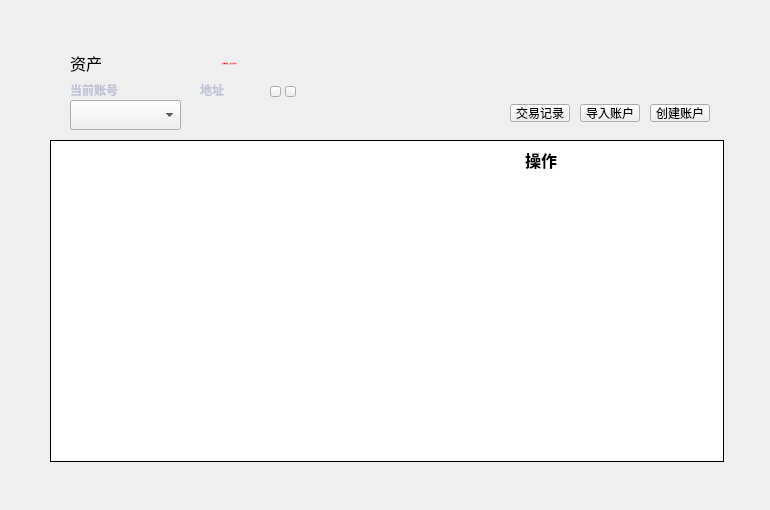
This is LNKWallet/mainpage.ui in HcashOrg/hx-indicator as Qt 5 draws it before an edit. The edited form follows.
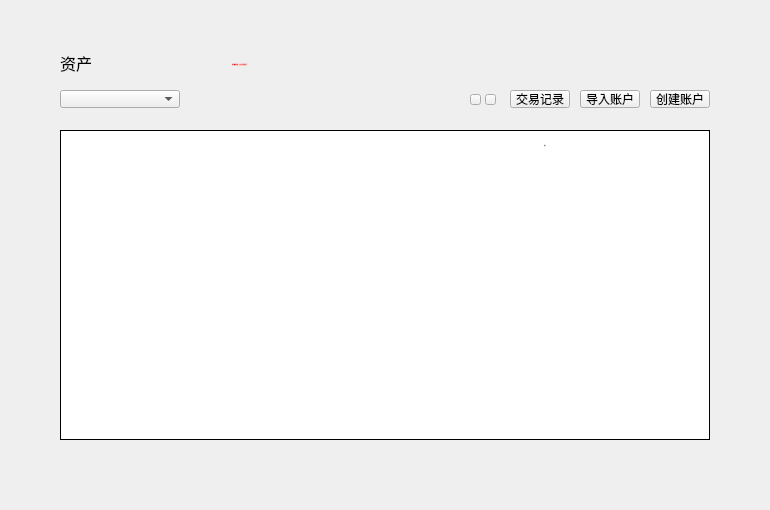
This is the edited form. Icons and pictures are not drawn.

```diff
--- a/LNKWallet/mainpage.ui
+++ b/LNKWallet/mainpage.ui
@@ -26,7 +26,7 @@
   <widget class="QLabel" name="title_label">
    <property name="geometry">
     <rect>
-     <x>70</x>
+     <x>60</x>
      <y>50</y>
      <width>120</width>
      <height>26</height>
@@ -52,7 +52,7 @@
    <property name="geometry">
     <rect>
      <x>650</x>
-     <y>104</y>
+     <y>90</y>
      <width>60</width>
      <height>18</height>
     </rect>
@@ -81,10 +81,10 @@
   <widget class="QTableWidget" name="accountTableWidget">
    <property name="geometry">
     <rect>
-     <x>50</x>
-     <y>140</y>
-     <width>674</width>
-     <height>322</height>
+     <x>60</x>
+     <y>130</y>
+     <width>650</width>
+     <height>310</height>
     </rect>
    </property>
    <property name="cursor" stdset="0">
@@ -195,7 +195,7 @@
    <property name="geometry">
     <rect>
      <x>580</x>
-     <y>104</y>
+     <y>90</y>
      <width>60</width>
      <height>18</height>
     </rect>
@@ -224,8 +224,8 @@
   <widget class="QToolButton" name="copyBtn">
    <property name="geometry">
     <rect>
-     <x>270</x>
-     <y>86</y>
+     <x>470</x>
+     <y>94</y>
      <width>11</width>
      <height>11</height>
     </rect>
@@ -248,10 +248,10 @@
   <widget class="QComboBox" name="accountComboBox">
    <property name="geometry">
     <rect>
-     <x>70</x>
-     <y>100</y>
-     <width>111</width>
-     <height>30</height>
+     <x>60</x>
+     <y>90</y>
+     <width>120</width>
+     <height>18</height>
     </rect>
    </property>
    <property name="font">
@@ -268,47 +268,27 @@
     <string notr="true"/>
    </property>
   </widget>
-  <widget class="QLabel" name="label">
-   <property name="geometry">
-    <rect>
-     <x>70</x>
-     <y>80</y>
-     <width>100</width>
-     <height>20</height>
-    </rect>
-   </property>
-   <property name="font">
-    <font>
-     <family>微软雅黑</family>
-    </font>
-   </property>
-   <property name="styleSheet">
-    <string notr="true">color: rgb(192, 196, 212);</string>
-   </property>
-   <property name="text">
-    <string>当前账号</string>
-   </property>
-   <property name="alignment">
-    <set>Qt::AlignLeading|Qt::AlignLeft|Qt::AlignVCenter</set>
-   </property>
-  </widget>
   <widget class="QLabel" name="addressLabel">
    <property name="geometry">
     <rect>
      <x>200</x>
-     <y>104</y>
-     <width>290</width>
-     <height>24</height>
+     <y>90</y>
+     <width>260</width>
+     <height>18</height>
     </rect>
    </property>
    <property name="font">
     <font>
      <family>微软雅黑</family>
-     <underline>false</underline>
+     <pointsize>-1</pointsize>
+     <weight>50</weight>
+     <italic>false</italic>
+     <bold>false</bold>
     </font>
    </property>
    <property name="styleSheet">
-    <string notr="true">QLabel{color: rgb(192, 196, 212);}</string>
+    <string notr="true">QLabel{color: rgb(137,129,161);font: 11px &quot;微软雅黑&quot;;}
+</string>
    </property>
    <property name="text">
     <string/>
@@ -320,35 +300,11 @@
     <set>Qt::TextSelectableByMouse</set>
    </property>
   </widget>
-  <widget class="QLabel" name="addressLabel2">
-   <property name="geometry">
-    <rect>
-     <x>200</x>
-     <y>80</y>
-     <width>60</width>
-     <height>20</height>
-    </rect>
-   </property>
-   <property name="font">
-    <font>
-     <family>微软雅黑</family>
-    </font>
-   </property>
-   <property name="styleSheet">
-    <string notr="true">color: rgb(192, 196, 212);</string>
-   </property>
-   <property name="text">
-    <string>地址</string>
-   </property>
-   <property name="alignment">
-    <set>Qt::AlignLeading|Qt::AlignLeft|Qt::AlignVCenter</set>
-   </property>
-  </widget>
   <widget class="QToolButton" name="qrcodeBtn">
    <property name="geometry">
     <rect>
-     <x>285</x>
-     <y>86</y>
+     <x>485</x>
+     <y>94</y>
      <width>11</width>
      <height>11</height>
     </rect>
@@ -371,27 +327,36 @@
   <widget class="QLabel" name="label_op">
    <property name="geometry">
     <rect>
-     <x>525</x>
-     <y>140</y>
-     <width>71</width>
-     <height>40</height>
+     <x>380</x>
+     <y>130</y>
+     <width>330</width>
+     <height>30</height>
     </rect>
    </property>
    <property name="font">
     <font>
-     <family>微软雅黑</family>
-     <pointsize>12</pointsize>
+     <family>Microsoft YaHei UI Light</family>
+     <pointsize>-1</pointsize>
+     <weight>50</weight>
+     <italic>false</italic>
+     <bold>false</bold>
     </font>
    </property>
+   <property name="styleSheet">
+    <string notr="true">color:rgb(137,129,161);font: 11px &quot;Microsoft YaHei UI Light&quot;;</string>
+   </property>
    <property name="text">
     <string>操作</string>
    </property>
+   <property name="alignment">
+    <set>Qt::AlignCenter</set>
+   </property>
   </widget>
   <widget class="QToolButton" name="allTransactionBtn">
    <property name="geometry">
     <rect>
      <x>510</x>
-     <y>104</y>
+     <y>90</y>
      <width>60</width>
      <height>18</height>
     </rect>
@@ -420,8 +385,8 @@
   <widget class="QPushButton" name="backupBtn">
    <property name="geometry">
     <rect>
-     <x>130</x>
-     <y>53</y>
+     <x>140</x>
+     <y>54</y>
      <width>200</width>
      <height>20</height>
     </rect>
```
Left out of the diff: 4 changed lines with no effect on the pictures.
